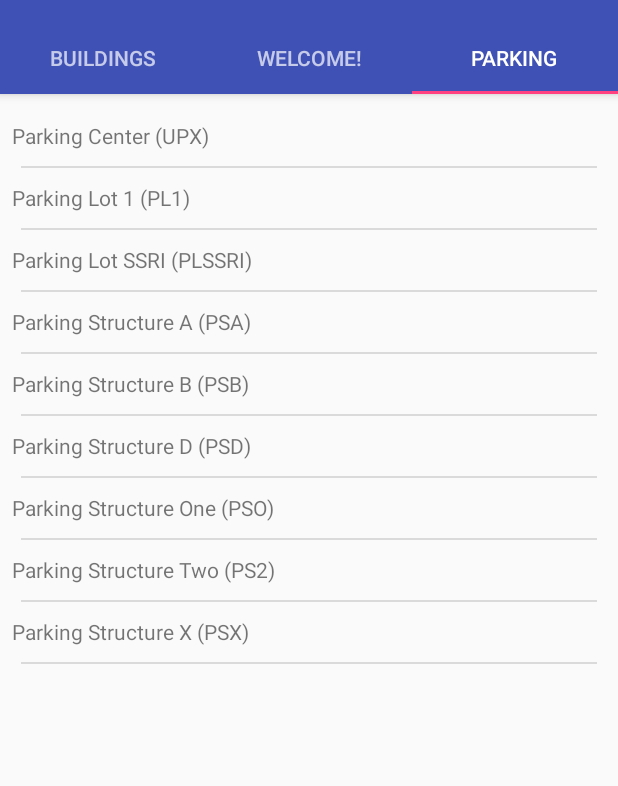
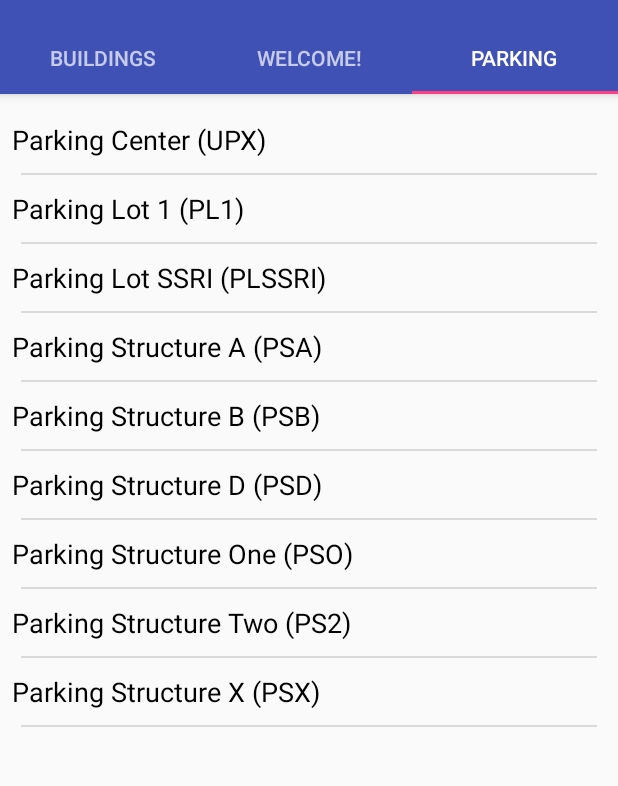
Before and after one commit to shubhamgupta28/USCmaps, an Android app: the screen it shows after launch (MainActivity), tab 3 chosen, on a phone screen of 412 x 824 dp, the part 74-860 px from its top. Run offline under Robolectric (Android 15) with nearby library versions, the phone set to English and light mode, and no system bars.

Commit message:
App working, UI improved

```diff
--- a/app/src/main/res/layout/building_list_item.xml
+++ b/app/src/main/res/layout/building_list_item.xml
@@ -13,6 +13,7 @@
         android:gravity="center_vertical"
         android:hint="BuildingName"
         android:textSize="18sp"
+        android:textColor="#000000"
         />
     <TextView
         android:layout_width="match_parent"
--- a/app/src/main/res/layout/parking_list_item.xml
+++ b/app/src/main/res/layout/parking_list_item.xml
@@ -6,9 +6,14 @@
 
     <TextView
         android:layout_width="match_parent"
-        android:layout_height="40dp"
+        android:layout_height="wrap_content"
+        android:paddingTop="10dp"
+        android:paddingBottom="10dp"
         android:id="@+id/parkingNameTextView"
         android:gravity="center_vertical"
+        android:hint="BuildingName"
+        android:textSize="18sp"
+        android:textColor="#000000"
         />
     <!--This View serves as a visual divider between list items-->
     <View
```
Also changed, not shown: 1 other file.
